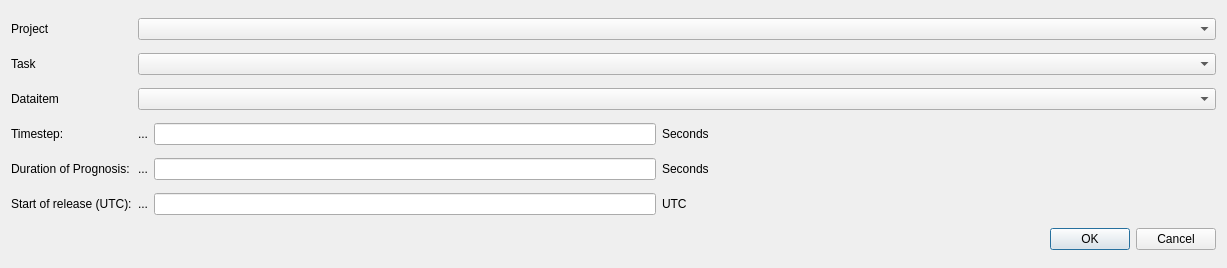
The window that ui/jrodos_dialog_base.ui (rduivenvoorde/jrodos) describes before a commit, drawn with Qt 5.
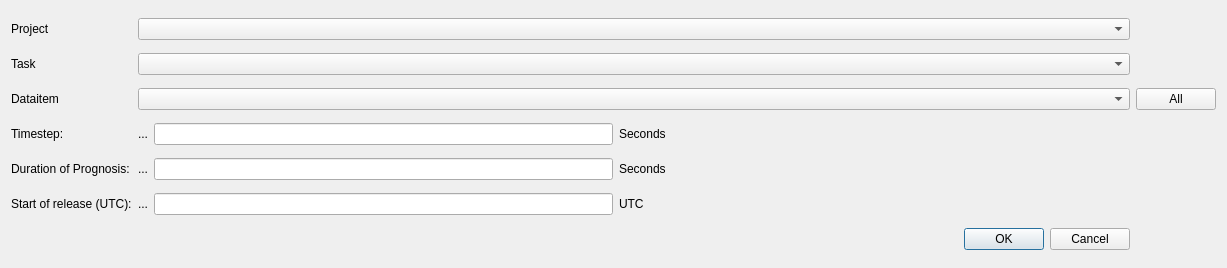
The same window after the commit.

Commit message: adding search/filter/usersaved data_items

The edit to the form file:
```diff
--- a/ui/jrodos_dialog_base.ui
+++ b/ui/jrodos_dialog_base.ui
@@ -197,6 +197,13 @@
    <item row="1" column="1" colspan="4">
     <widget class="QComboBox" name="combo_task"/>
    </item>
+   <item row="2" column="5">
+    <widget class="QPushButton" name="btn_item_filter">
+     <property name="text">
+      <string>All</string>
+     </property>
+    </widget>
+   </item>
   </layout>
  </widget>
  <resources/>
```
The commit also changes 5 other files.
